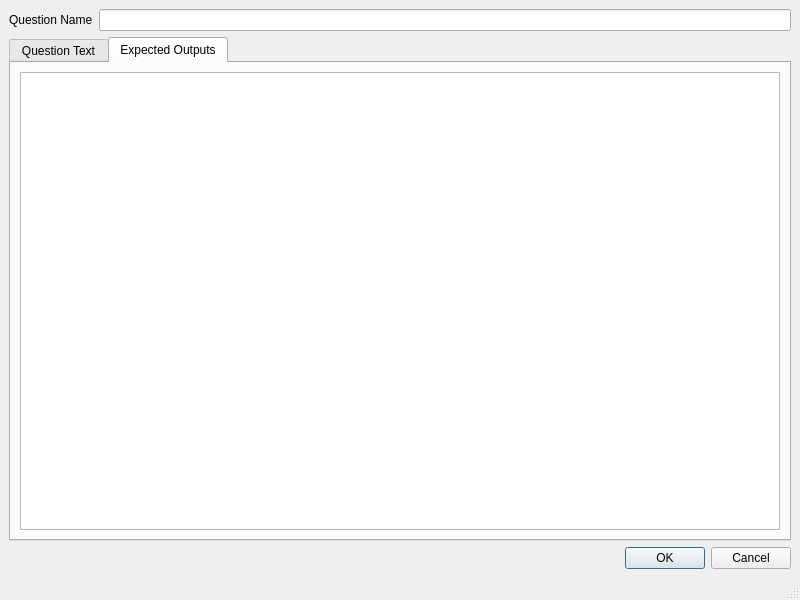
Before: the Qt Designer form creatorWindow.ui in umousesonic/zinc, drawn with Qt 5.
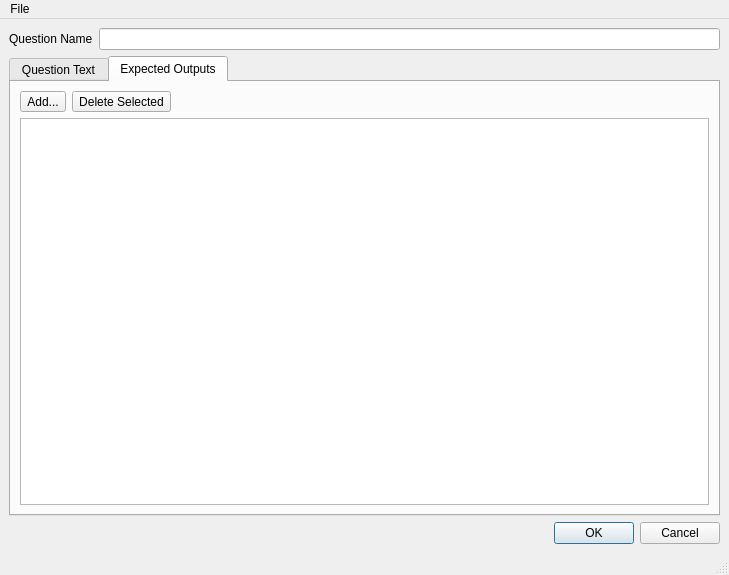
After: the same form once the commit is applied. The open tabs and pages were chosen to show the change.

```diff
--- a/creatorWindow.ui
+++ b/creatorWindow.ui
@@ -6,8 +6,8 @@
    <rect>
     <x>0</x>
     <y>0</y>
-    <width>800</width>
-    <height>600</height>
+    <width>729</width>
+    <height>575</height>
    </rect>
   </property>
   <property name="windowTitle">
@@ -48,9 +48,40 @@
        <attribute name="title">
         <string>Expected Outputs</string>
        </attribute>
-       <layout class="QHBoxLayout" name="horizontalLayout_2">
+       <layout class="QVBoxLayout" name="verticalLayout_2">
         <item>
-         <widget class="QTextEdit" name="textEdit"/>
+         <layout class="QHBoxLayout" name="horizontalLayout">
+          <item>
+           <widget class="QToolButton" name="AddButton">
+            <property name="text">
+             <string>Add...</string>
+            </property>
+           </widget>
+          </item>
+          <item>
+           <widget class="QToolButton" name="DeleteButton">
+            <property name="text">
+             <string>Delete Selected</string>
+            </property>
+           </widget>
+          </item>
+          <item>
+           <spacer name="horizontalSpacer">
+            <property name="orientation">
+             <enum>Qt::Horizontal</enum>
+            </property>
+            <property name="sizeHint" stdset="0">
+             <size>
+              <width>40</width>
+              <height>20</height>
+             </size>
+            </property>
+           </spacer>
+          </item>
+         </layout>
+        </item>
+        <item>
+         <widget class="QTableWidget" name="ExpectedOutputTable"/>
         </item>
        </layout>
       </widget>
@@ -71,10 +102,19 @@
     <rect>
      <x>0</x>
      <y>0</y>
-     <width>800</width>
-     <height>22</height>
+     <width>729</width>
+     <height>23</height>
     </rect>
    </property>
+   <widget class="QMenu" name="menuFile">
+    <property name="title">
+     <string>File</string>
+    </property>
+    <addaction name="actionOpen"/>
+    <addaction name="actionSave"/>
+    <addaction name="actionNew"/>
+   </widget>
+   <addaction name="menuFile"/>
   </widget>
  </widget>
  <resources/>
```
Left out of the diff: 73 changed lines with no effect on the pictures.
